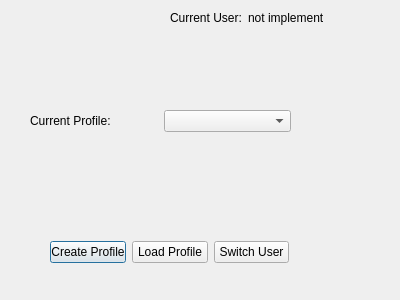
The window that Project/DESM/mainscreen.ui (Dragomegak/DESM-Personal) describes before a commit, drawn with Qt 5.
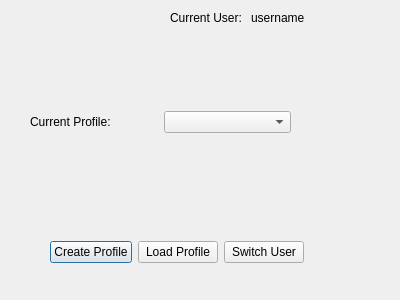
The same window after the commit.

Commit message: added global variable for username, need to remake naming structure maybe create folder in username and store text in it

```diff
--- a/Project/DESM/mainscreen.ui
+++ b/Project/DESM/mainscreen.ui
@@ -13,12 +13,12 @@
   <property name="windowTitle">
    <string>Dialog</string>
   </property>
-  <widget class="QWidget" name="">
+  <widget class="QWidget" name="layoutWidget">
    <property name="geometry">
     <rect>
      <x>50</x>
      <y>240</y>
-     <width>239</width>
+     <width>254</width>
      <height>25</height>
     </rect>
    </property>
@@ -46,13 +46,13 @@
     </item>
    </layout>
   </widget>
-  <widget class="QWidget" name="">
+  <widget class="QWidget" name="layoutWidget">
    <property name="geometry">
     <rect>
      <x>30</x>
      <y>110</y>
      <width>261</width>
-     <height>22</height>
+     <height>24</height>
     </rect>
    </property>
    <layout class="QHBoxLayout" name="horizontalLayout_2">
@@ -68,13 +68,13 @@
     </item>
    </layout>
   </widget>
-  <widget class="QWidget" name="">
+  <widget class="QWidget" name="layoutWidget">
    <property name="geometry">
     <rect>
      <x>170</x>
      <y>10</y>
-     <width>153</width>
-     <height>15</height>
+     <width>156</width>
+     <height>16</height>
     </rect>
    </property>
    <layout class="QHBoxLayout" name="horizontalLayout_3">
@@ -88,7 +88,7 @@
     <item>
      <widget class="QLabel" name="showUsernameLabel">
       <property name="text">
-       <string>not implemented</string>
+       <string>username</string>
       </property>
      </widget>
     </item>
```
The commit also changes 37 other files.
